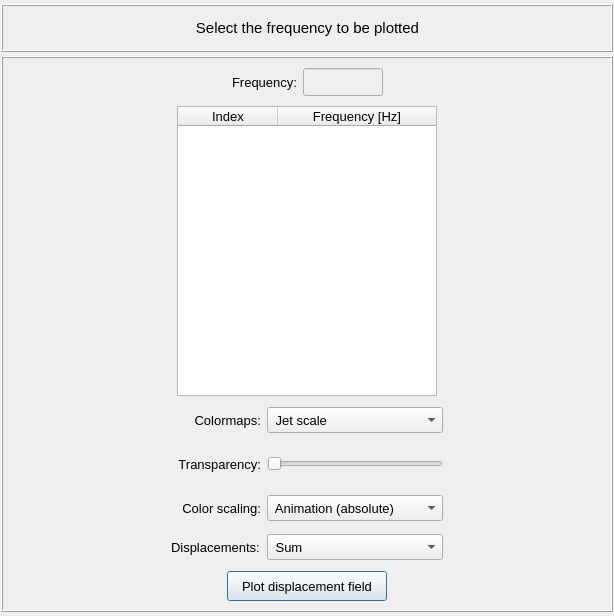
Old version of the form vibra/interface/data/ui_files/plots/structural/plot_displacement_field.ui in the repository MOPT-UFSC/VIBRA.
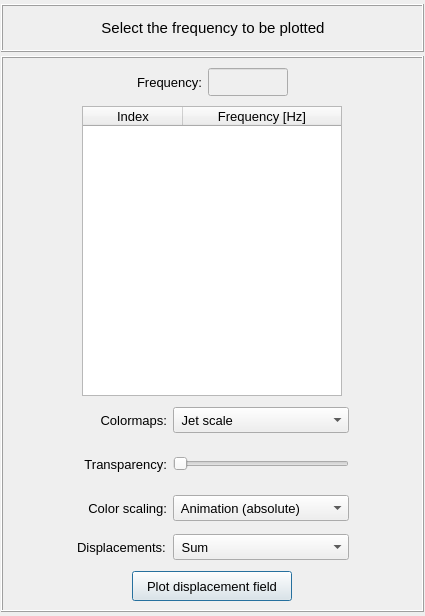
New version of the form.

Commit message: Remove a forgotten stylesheet from ui file

What changed in the file:
```diff
--- a/vibra/interface/data/ui_files/plots/structural/plot_displacement_field.ui
+++ b/vibra/interface/data/ui_files/plots/structural/plot_displacement_field.ui
@@ -6,7 +6,7 @@
    <rect>
     <x>0</x>
     <y>0</y>
-    <width>614</width>
+    <width>425</width>
     <height>616</height>
    </rect>
   </property>
```
The commit also changes 2 other files.
